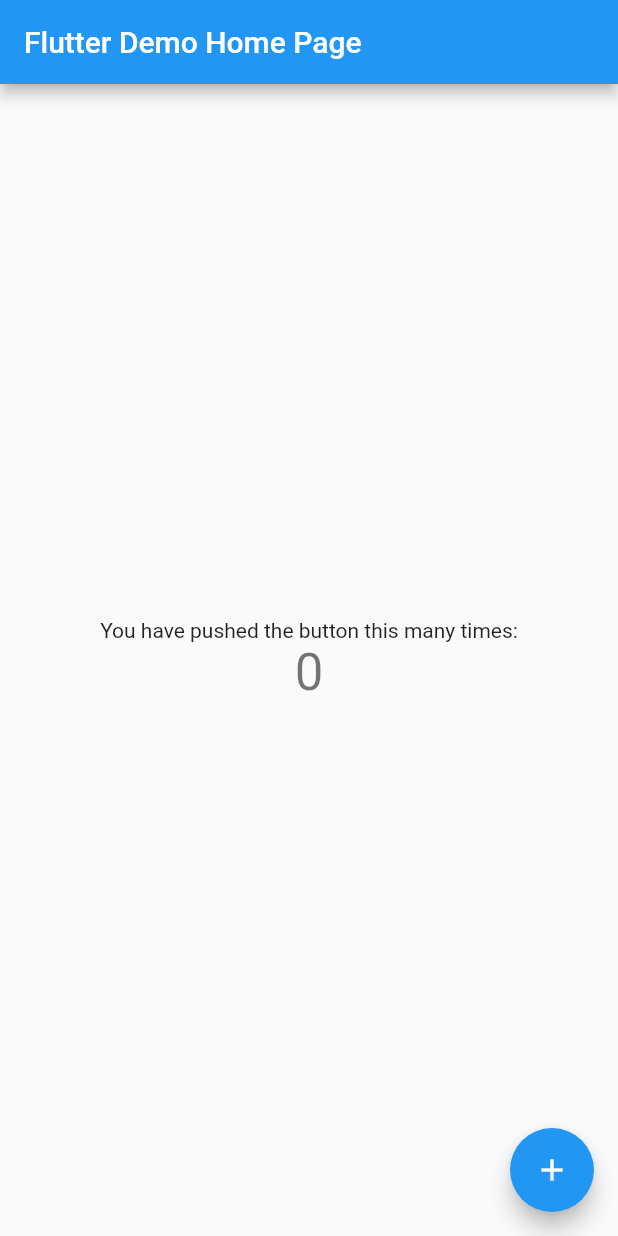
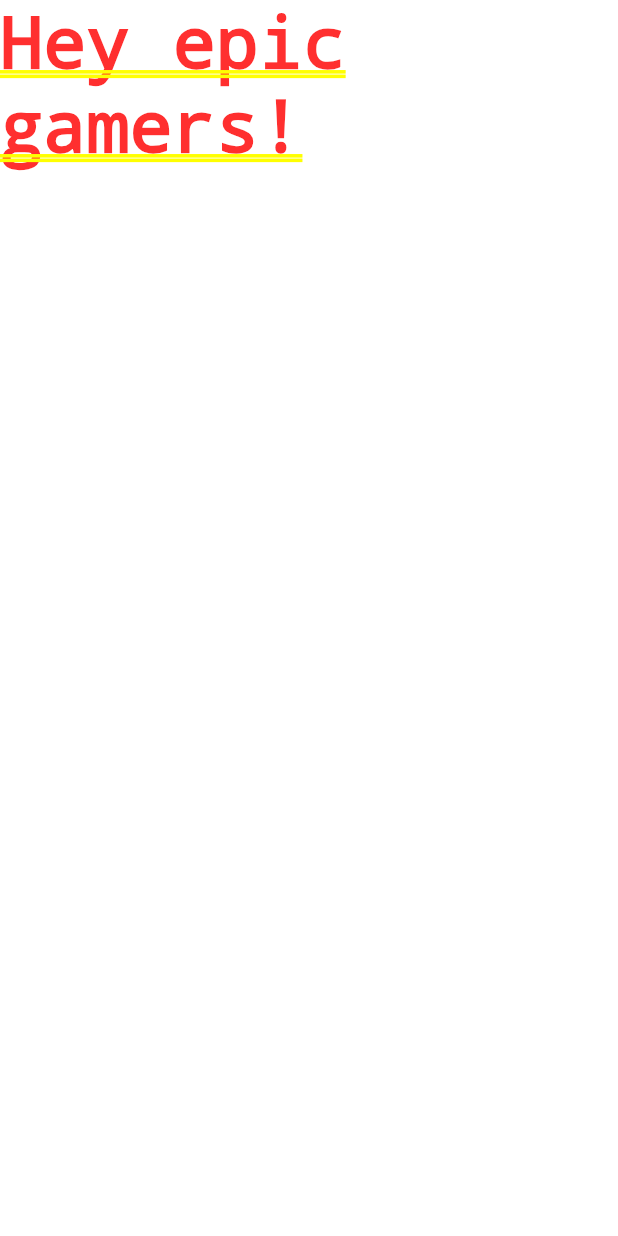
Before and after one commit to neilaldrei/flutter-tutorial-app1, a Flutter app: the screen it shows after launch, on a phone screen of 412 x 824 dp. Run offline on Flutter 3.47's test engine with Material 2 defaults, Android fonts, the phone set to English and light mode, and no system bars.

Commit message:
Lesson #4: Creating a flutter app

```diff
--- a/lib/main.dart
+++ b/lib/main.dart
@@ -1,111 +1,5 @@
 import 'package:flutter/material.dart';
 
-void main() => runApp(MyApp());
-
-class MyApp extends StatelessWidget {
-  // This widget is the root of your application.
-  @override
-  Widget build(BuildContext context) {
-    return MaterialApp(
-      title: 'Flutter Demo',
-      theme: ThemeData(
-        // This is the theme of your application.
-        //
-        // Try running your application with "flutter run". You'll see the
-        // application has a blue toolbar. Then, without quitting the app, try
-        // changing the primarySwatch below to Colors.green and then invoke
-        // "hot reload" (press "r" in the console where you ran "flutter run",
-        // or simply save your changes to "hot reload" in a Flutter IDE).
-        // Notice that the counter didn't reset back to zero; the application
-        // is not restarted.
-        primarySwatch: Colors.blue,
-      ),
-      home: MyHomePage(title: 'Flutter Demo Home Page'),
-    );
-  }
-}
-
-class MyHomePage extends StatefulWidget {
-  MyHomePage({Key key, this.title}) : super(key: key);
-
-  // This widget is the home page of your application. It is stateful, meaning
-  // that it has a State object (defined below) that contains fields that affect
-  // how it looks.
-
-  // This class is the configuration for the state. It holds the values (in this
-  // case the title) provided by the parent (in this case the App widget) and
-  // used by the build method of the State. Fields in a Widget subclass are
-  // always marked "final".
-
-  final String title;
-
-  @override
-  _MyHomePageState createState() => _MyHomePageState();
-}
-
-class _MyHomePageState extends State<MyHomePage> {
-  int _counter = 0;
-
-  void _incrementCounter() {
-    setState(() {
-      // This call to setState tells the Flutter framework that something has
-      // changed in this State, which causes it to rerun the build method below
-      // so that the display can reflect the updated values. If we changed
-      // _counter without calling setState(), then the build method would not be
-      // called again, and so nothing would appear to happen.
-      _counter++;
-    });
-  }
-
-  @override
-  Widget build(BuildContext context) {
-    // This method is rerun every time setState is called, for instance as done
-    // by the _incrementCounter method above.
-    //
-    // The Flutter framework has been optimized to make rerunning build methods
-    // fast, so that you can just rebuild anything that needs updating rather
-    // than having to individually change instances of widgets.
-    return Scaffold(
-      appBar: AppBar(
-        // Here we take the value from the MyHomePage object that was created by
-        // the App.build method, and use it to set our appbar title.
-        title: Text(widget.title),
-      ),
-      body: Center(
-        // Center is a layout widget. It takes a single child and positions it
-        // in the middle of the parent.
-        child: Column(
-          // Column is also a layout widget. It takes a list of children and
-          // arranges them vertically. By default, it sizes itself to fit its
-          // children horizontally, and tries to be as tall as its parent.
-          //
-          // Invoke "debug painting" (press "p" in the console, choose the
-          // "Toggle Debug Paint" action from the Flutter Inspector in Android
-          // Studio, or the "Toggle Debug Paint" command in Visual Studio Code)
-          // to see the wireframe for each widget.
-          //
-          // Column has various properties to control how it sizes itself and
-          // how it positions its children. Here we use mainAxisAlignment to
-          // center the children vertically; the main axis here is the vertical
-          // axis because Columns are vertical (the cross axis would be
-          // horizontal).
-          mainAxisAlignment: MainAxisAlignment.center,
-          children: <Widget>[
-            Text(
-              'You have pushed the button this many times:',
-            ),
-            Text(
-              '$_counter',
-              style: Theme.of(context).textTheme.display1,
-            ),
-          ],
-        ),
-      ),
-      floatingActionButton: FloatingActionButton(
-        onPressed: _incrementCounter,
-        tooltip: 'Increment',
-        child: Icon(Icons.add),
-      ), // This trailing comma makes auto-formatting nicer for build methods.
-    );
-  }
-}
+void main() => runApp(MaterialApp(
+  home: Text('Hey epic gamers!')
+));
```
Also changed, not shown: 1 other file.
